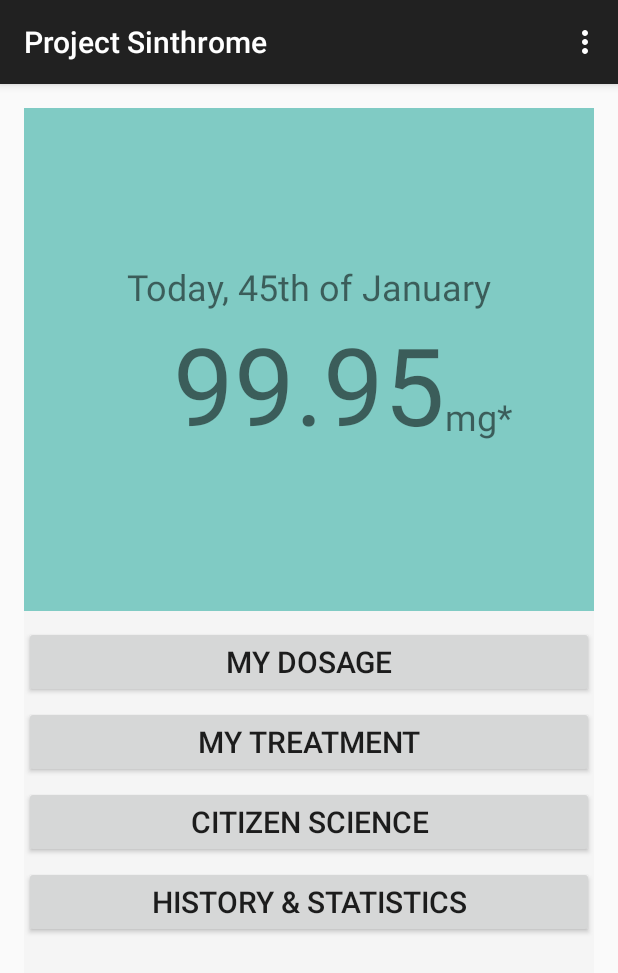
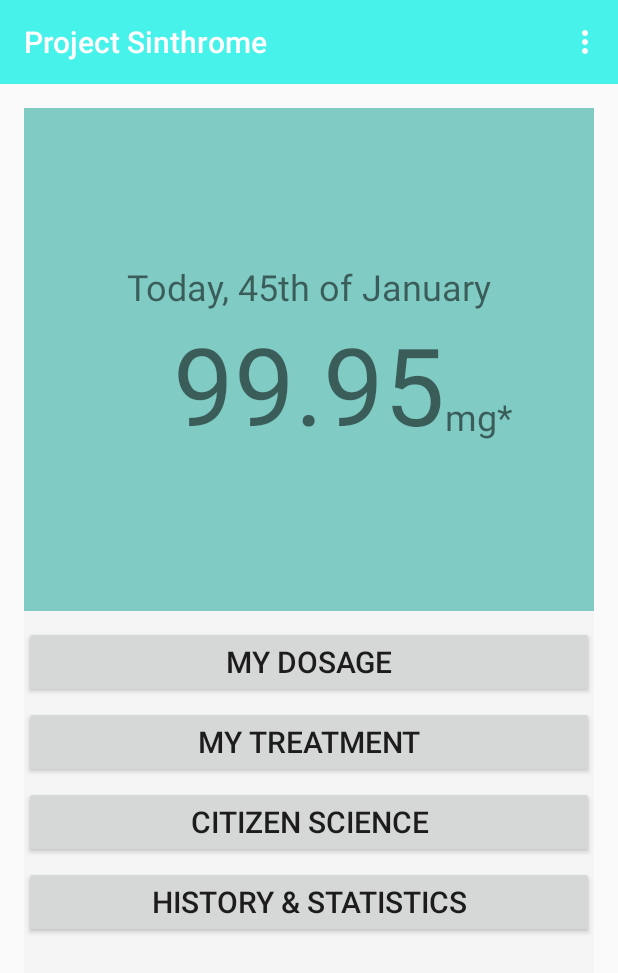
Before and after one commit to AndresMartinMaq/ThirdYPSinthrome, an Android app: the screen it shows after launch (MainActivity), on a phone screen of 412 x 824 dp. Shown: the top 973 px of the screen. Run offline under Robolectric (Android 15) with nearby library versions, the light colour scheme and no system bars.

Commit message:
Added some colours to theme

```diff
--- a/app/src/main/java/com/example/andres/thirdypsinthrome/MainActivity.java
+++ b/app/src/main/java/com/example/andres/thirdypsinthrome/MainActivity.java
@@ -12,6 +12,7 @@ public class MainActivity extends AppCompatActivity {
     protected void onCreate(Bundle savedInstanceState) {
         super.onCreate(savedInstanceState);
         setContentView(R.layout.activity_main);
+        getSupportActionBar().setElevation(0f);//This makes the action bar not have a shadow.
     }
 
 
--- a/app/src/main/java/com/example/andres/thirdypsinthrome/InitSettingsActivity.java
+++ b/app/src/main/java/com/example/andres/thirdypsinthrome/SettingsActivity1.java
@@ -33,7 +33,7 @@ import java.util.List;
  * href="http://developer.android.com/guide/topics/ui/settings.html">Settings
  * API Guide</a> for more information on developing a Settings UI.
  */
-public class InitSettingsActivity extends PreferenceActivity {
+public class SettingsActivity1 extends PreferenceActivity {
 
     @Override
     protected void onCreate(Bundle savedInstanceState) {
--- /dev/null
+++ b/app/src/main/res/values/colors.xml
@@ -0,0 +1,5 @@
+<?xml version="1.0" encoding="utf-8"?>
+<resources>
+    <color name="sinthrome_blue_green">#46F2EA</color>
+    <color name="sinthrome_blue_green_2">#2DB5AE</color>
+</resources>
--- a/app/src/main/res/values/strings_activity_init_settings.xml
+++ b/app/src/main/res/values/strings_activity_settings1.xml
@@ -1,5 +1,5 @@
 <resources>
-    <string name="title_activity_init_settings">Initial Setup</string>
+    <string name="title_activity_settings1">Settings</string>
 
     <!-- Strings related to Settings -->
 
--- a/app/src/main/res/values/styles.xml
+++ b/app/src/main/res/values/styles.xml
@@ -3,9 +3,10 @@
     <!-- Base application theme. -->
     <style name="AppTheme" parent="Theme.AppCompat.Light.DarkActionBar">
         <!-- Customize your theme here. -->
+        <item name="colorPrimary">@color/sinthrome_blue_green</item>
+        <item name="colorPrimaryDark">@color/sinthrome_blue_green_2</item>
     </style>
     <style name="Buttons_Font" parent="@android:style/TextAppearance.Medium">
         <item name="android:textSize">20sp</item>
     </style>
-
 </resources>
--- a/app/src/main/res/xml/pref_headers.xml
+++ b/app/src/main/res/xml/pref_headers.xml
@@ -3,15 +3,15 @@
     <!-- These settings headers are only used on tablets. -->
 
     <header
-        android:fragment="com.example.andres.thirdypsinthrome.InitSettingsActivity$GeneralPreferenceFragment"
+        android:fragment="com.example.andres.thirdypsinthrome.SettingsActivity1$GeneralPreferenceFragment"
         android:title="@string/pref_header_general" />
 
     <header
-        android:fragment="com.example.andres.thirdypsinthrome.InitSettingsActivity$NotificationPreferenceFragment"
+        android:fragment="com.example.andres.thirdypsinthrome.SettingsActivity1$NotificationPreferenceFragment"
         android:title="@string/pref_header_notifications" />
 
     <header
-        android:fragment="com.example.andres.thirdypsinthrome.InitSettingsActivity$DataSyncPreferenceFragment"
+        android:fragment="com.example.andres.thirdypsinthrome.SettingsActivity1$DataSyncPreferenceFragment"
         android:title="@string/pref_header_data_sync" />
 
 </preference-headers>
```
